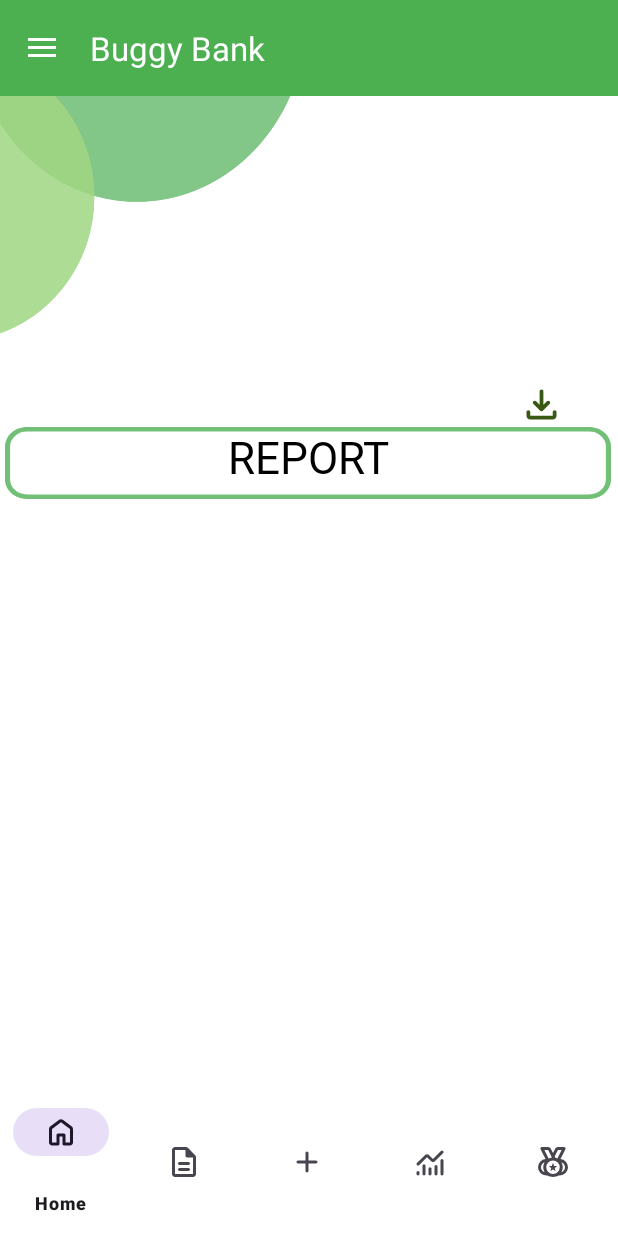
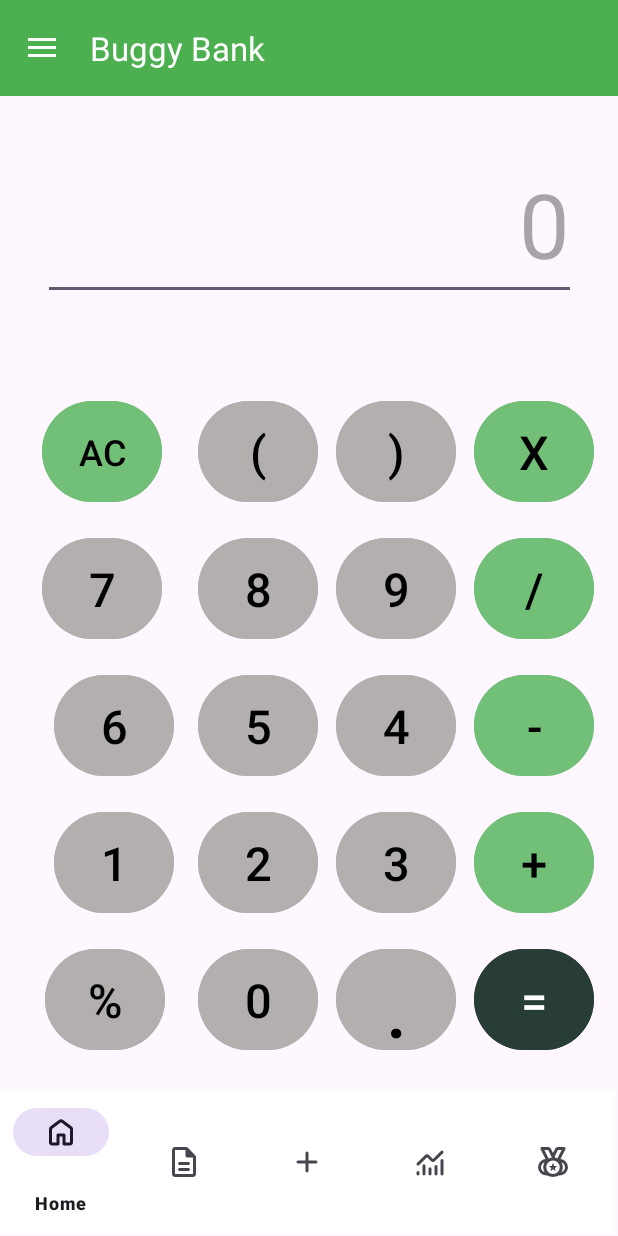
Before and after one commit to ST10085670/BuggyBank, an Android app: the MenuBar screen opened directly, with no data from a screen before it, in the side drawer, after a tap on "Calculator", on a phone screen of 412 x 824 dp. Run offline under Robolectric (Android 15) with nearby library versions, the phone set to English and light mode, and no system bars; our stand-ins replace Firebase (no records; nobody signed in at launch, a user with empty details on screens opened directly).

Commit message:
Operating calculator with functionality. Library installed and implemented

```diff
--- a/app/build.gradle.kts
+++ b/app/build.gradle.kts
@@ -80,4 +80,7 @@ dependencies {
     implementation(libs.williamchart)
     implementation(libs.mpandroidchart)
 
+    //implementation for calculator
+    implementation(libs.exp4j)
+
 }
--- a/app/src/main/java/vcmsa/projects/buggybank/CalculatorFragment.kt
+++ b/app/src/main/java/vcmsa/projects/buggybank/CalculatorFragment.kt
@@ -1,59 +1,72 @@
 package vcmsa.projects.buggybank
 
 import android.os.Bundle
+import android.view.*
+import android.widget.*
 import androidx.fragment.app.Fragment
-import android.view.LayoutInflater
-import android.view.View
-import android.view.ViewGroup
+import net.objecthunter.exp4j.ExpressionBuilder
 
-// TODO: Rename parameter arguments, choose names that match
-// the fragment initialization parameters, e.g. ARG_ITEM_NUMBER
-private const val ARG_PARAM1 = "param1"
-private const val ARG_PARAM2 = "param2"
+class CalculatorFragment : Fragment() {
 
-/**
- * A simple [Fragment] subclass.
- * Use the [CalculatorFragment.newInstance] factory method to
- * create an instance of this fragment.
- */
-class CalculatorFragment : Fragment() {
-    // TODO: Rename and change types of parameters
-    private var param1: String? = null
-    private var param2: String? = null
-
-    override fun onCreate(savedInstanceState: Bundle?) {
-        super.onCreate(savedInstanceState)
-        arguments?.let {
-            param1 = it.getString(ARG_PARAM1)
-            param2 = it.getString(ARG_PARAM2)
-        }
-    }
+    private lateinit var calcInput: EditText
+    private var currentExpression = StringBuilder()
 
     override fun onCreateView(
         inflater: LayoutInflater, container: ViewGroup?,
         savedInstanceState: Bundle?
     ): View? {
-        // Inflate the layout for this fragment
-        return inflater.inflate(R.layout.fragment_calculator, container, false)
+        val view = inflater.inflate(R.layout.fragment_calculator, container, false)
+
+        calcInput = view.findViewById(R.id.etCalcInput)
+
+        val buttons = listOf(
+            R.id.btnZero to "0",
+            R.id.btnOne to "1",
+            R.id.btnTwo to "2",
+            R.id.btnThree to "3",
+            R.id.btnFour to "4",
+            R.id.btnFive to "5",
+            R.id.btnSix to "6",
+            R.id.btnSeven to "7",
+            R.id.btnEight to "8",
+            R.id.btnNine to "9",
+            R.id.btnPlus to "+",
+            R.id.btnMinus to "-",
+            R.id.btnMultiply to "X",
+            R.id.btnDivide to "/",
+            R.id.btnOpenBracket to "(",
+            R.id.btnCloseBracket to ")",
+            R.id.btnPoint to ".",
+        )
+
+        buttons.forEach { (id, value) ->
+            view.findViewById<Button>(id).setOnClickListener { appendToInput(value) }
+        }
+
+        view.findViewById<Button>(R.id.btnEquals).setOnClickListener { evaluateExpression() }
+
+        view.findViewById<Button>(R.id.btnAC).setOnClickListener {
+            currentExpression.clear()
+            calcInput.setText("")
+        }
+
+        return view
     }
 
-    companion object {
-        /**
-         * Use this factory method to create a new instance of
-         * this fragment using the provided parameters.
-         *
-         * @param param1 Parameter 1.
-         * @param param2 Parameter 2.
-         * @return A new instance of fragment CalculatorFragment.
-         */
-        // TODO: Rename and change types and number of parameters
-        @JvmStatic
-        fun newInstance(param1: String, param2: String) =
-            CalculatorFragment().apply {
-                arguments = Bundle().apply {
-                    putString(ARG_PARAM1, param1)
-                    putString(ARG_PARAM2, param2)
-                }
-            }
+    private fun appendToInput(value: String) {
+        currentExpression.append(value)
+        calcInput.setText(currentExpression.toString())
+    }
+
+    private fun evaluateExpression() {
+        try {
+            val expression = ExpressionBuilder(currentExpression.toString()).build()
+            val result = expression.evaluate()
+            calcInput.setText(result.toString())
+            currentExpression.clear()
+            currentExpression.append(result)
+        } catch (e: Exception) {
+            calcInput.setText("Error")
+        }
     }
 }
--- a/app/src/main/java/vcmsa/projects/buggybank/MenuBar.kt
+++ b/app/src/main/java/vcmsa/projects/buggybank/MenuBar.kt
@@ -34,6 +34,7 @@ private val FragDashboard = MainPageFragment()
 private val FragCreatePopUp = CreatPopUpFragment()
 private val FragTransactionRecords = TransactionRecords()
 private val FragSetABudget = SetBudgetFragment()
+private val FragCalculator = CalculatorFragment()
 //private val FragSettings = SettingsFragment()
 //private val FragLogout
 
@@ -57,11 +58,6 @@ class MenuBar : AppCompatActivity() {
         val drawerLayout: DrawerLayout = findViewById(R.id.drawerLayout)
         val sideNavView: NavigationView = findViewById(R.id.sideMenubar)
 
-
-     //   replaceFrag(CreateTransactionFragment())
-
-    //    val drawerLayout : DrawerLayout = findViewById(R.id.drawerLayout)
-     //   val sideNavView : NavigationView = findViewById(R.id.sideMenubar)
 
         val toolbar: Toolbar = findViewById(R.id.toolbar)
         setSupportActionBar(toolbar)
@@ -104,10 +100,11 @@ class MenuBar : AppCompatActivity() {
                 when (it.itemId) {
                     R.id.is_setABudget -> replaceFrag(FragSetABudget)
                     R.id.is_reports -> replaceFrag(FragReport)
-                    R.id.is_calculator -> Toast.makeText(this,"Calculator coming soon",Toast.LENGTH_LONG).show()
+                    R.id.is_calculator -> replaceFrag(FragCalculator)
                     R.id.is_currencyConvertor -> Toast.makeText(this, "Currency convertor coming soon",Toast.LENGTH_LONG).show()
                     R.id.is_switchAccount -> Toast.makeText(this, "Switch account coming soon", Toast.LENGTH_LONG).show()
                     R.id.is_budgetBuddy -> Toast.makeText(this, "Budget buddy coming soon", Toast.LENGTH_LONG).show()
+                    R.id.is_logut -> Toast.makeText(this, "You will be logged out", Toast.LENGTH_LONG).show()
                 }
                 drawerLayout.closeDrawer(GravityCompat.START)
                 true
--- a/app/src/main/res/layout/fragment_calculator.xml
+++ b/app/src/main/res/layout/fragment_calculator.xml
@@ -22,7 +22,7 @@
         app:layout_constraintTop_toTopOf="parent" />
 
     <Button
-        android:id="@+id/btFour"
+        android:id="@+id/btnFour"
         android:layout_width="80dp"
         android:layout_height="75dp"
         android:layout_marginEnd="12dp"
@@ -274,7 +274,7 @@
         android:textColor="@color/black"
         android:textSize="31dp"
         app:layout_constraintBottom_toTopOf="@+id/btnTwo"
-        app:layout_constraintEnd_toStartOf="@+id/btFour" />
+        app:layout_constraintEnd_toStartOf="@+id/btnFour" />
 
     <Button
         android:id="@+id/btnNine"
@@ -287,7 +287,7 @@
         android:text="9"
         android:textColor="@color/black"
         android:textSize="31dp"
-        app:layout_constraintBottom_toTopOf="@+id/btFour"
+        app:layout_constraintBottom_toTopOf="@+id/btnFour"
         app:layout_constraintEnd_toStartOf="@+id/btnDivide" />
 
     <Button
--- a/gradle/libs.versions.toml
+++ b/gradle/libs.versions.toml
@@ -24,6 +24,8 @@ screenshotValidationJunitEngine = "0.0.1-alpha09"
 annotation = "1.9.1"
 lifecycleLivedataKtx = "2.8.7"
 lifecycleViewmodelKtx = "2.8.7"
+
+exp4j = "0.4.8"
 
 
 [libraries]
@@ -55,7 +57,7 @@ androidx-annotation = { group = "androidx.annotation", name = "annotation", vers
 androidx-lifecycle-livedata-ktx = { group = "androidx.lifecycle", name = "lifecycle-livedata-ktx", version.ref = "lifecycleLivedataKtx" }
 androidx-lifecycle-viewmodel-ktx = { group = "androidx.lifecycle", name = "lifecycle-viewmodel-ktx", version.ref = "lifecycleViewmodelKtx" }
 
-
+exp4j = { group = "net.objecthunter", name = "exp4j", version.ref = "exp4j" }
 
 
 [plugins]
```
